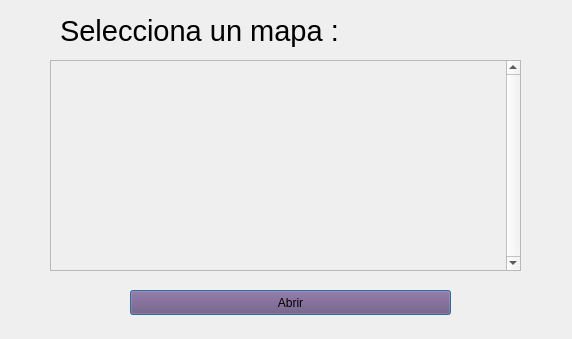
Before: the Qt Designer form qt/editor/open_window.ui in joaquinfontela/Wolfenstein-3D, drawn with Qt 5.
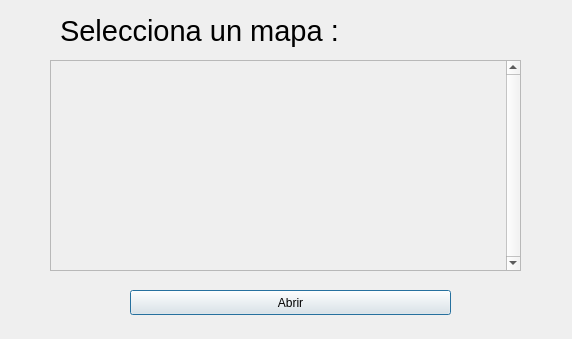
After: the same form once the commit is applied.

Patch:
```diff
--- a/qt/editor/open_window.ui
+++ b/qt/editor/open_window.ui
@@ -23,7 +23,7 @@
     </rect>
    </property>
    <property name="styleSheet">
-    <string notr="true">background-color: rgb(117, 80, 123);</string>
+    <string notr="true"/>
    </property>
    <property name="text">
     <string>Abrir</string>
```
